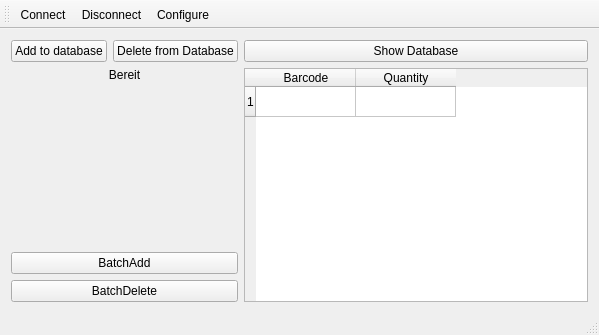
First picture: the form in Lagerverwaltung/mainwindow.ui, repository huntworker/Lagerverwaltung, before the edit.
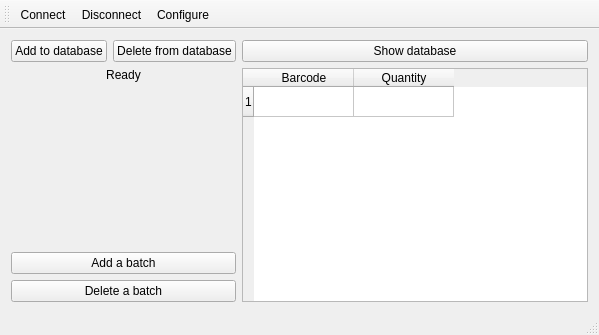
Second picture: the form after the edit.

Commit message:
UI-Texte übersetzt
Alle dem User zugänglichen Texte sind nun auf Englisch.

Patch:
```diff
--- a/Lagerverwaltung/mainwindow.ui
+++ b/Lagerverwaltung/mainwindow.ui
@@ -23,7 +23,7 @@
       <item row="1" column="0" colspan="2">
        <widget class="QLabel" name="LabelState">
         <property name="text">
-         <string>Bereit</string>
+         <string>Ready</string>
         </property>
         <property name="alignment">
          <set>Qt::AlignCenter</set>
@@ -33,7 +33,7 @@
       <item row="0" column="2">
        <widget class="QPushButton" name="ButtonShow">
         <property name="text">
-         <string>Show Database</string>
+         <string>Show database</string>
         </property>
        </widget>
       </item>
@@ -47,7 +47,7 @@
       <item row="0" column="1">
        <widget class="QPushButton" name="ButtonDelete">
         <property name="text">
-         <string>Delete from Database</string>
+         <string>Delete from database</string>
         </property>
        </widget>
       </item>
@@ -91,7 +91,7 @@
          </size>
         </property>
         <property name="text">
-         <string>BatchAdd</string>
+         <string>Add a batch</string>
         </property>
        </widget>
       </item>
@@ -125,7 +125,7 @@
       <item row="5" column="0" colspan="2">
        <widget class="QPushButton" name="ButtonBatchDelete">
         <property name="text">
-         <string>BatchDelete</string>
+         <string>Delete a batch</string>
         </property>
        </widget>
       </item>
```
The commit also changes 5 other files.
